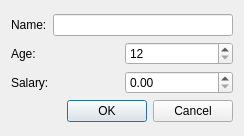
This is addemployeedialog.ui in igorternyuk/TeQtXMLSample as Qt 5 draws it before an edit. The edited form follows.
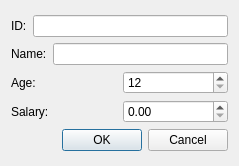
This is the edited form.

Diff of the .ui file:
```diff
--- a/addemployeedialog.ui
+++ b/addemployeedialog.ui
@@ -6,8 +6,8 @@
    <rect>
     <x>0</x>
     <y>0</y>
-    <width>244</width>
-    <height>136</height>
+    <width>239</width>
+    <height>166</height>
    </rect>
   </property>
   <property name="windowTitle">
@@ -16,6 +16,20 @@
   <layout class="QVBoxLayout" name="verticalLayout_2">
    <item>
     <layout class="QVBoxLayout" name="verticalLayout">
+     <item>
+      <layout class="QHBoxLayout" name="horizontalLayout_5">
+       <item>
+        <widget class="QLabel" name="label_4">
+         <property name="text">
+          <string>ID:</string>
+         </property>
+        </widget>
+       </item>
+       <item>
+        <widget class="QLineEdit" name="txtID"/>
+       </item>
+      </layout>
+     </item>
      <item>
       <layout class="QHBoxLayout" name="horizontalLayout">
        <item>
@@ -61,7 +75,11 @@
         </widget>
        </item>
        <item>
-        <widget class="QDoubleSpinBox" name="spinnerSalary"/>
+        <widget class="QDoubleSpinBox" name="spinnerSalary">
+         <property name="maximum">
+          <double>999999999.000000000000000</double>
+         </property>
+        </widget>
        </item>
       </layout>
      </item>
```
